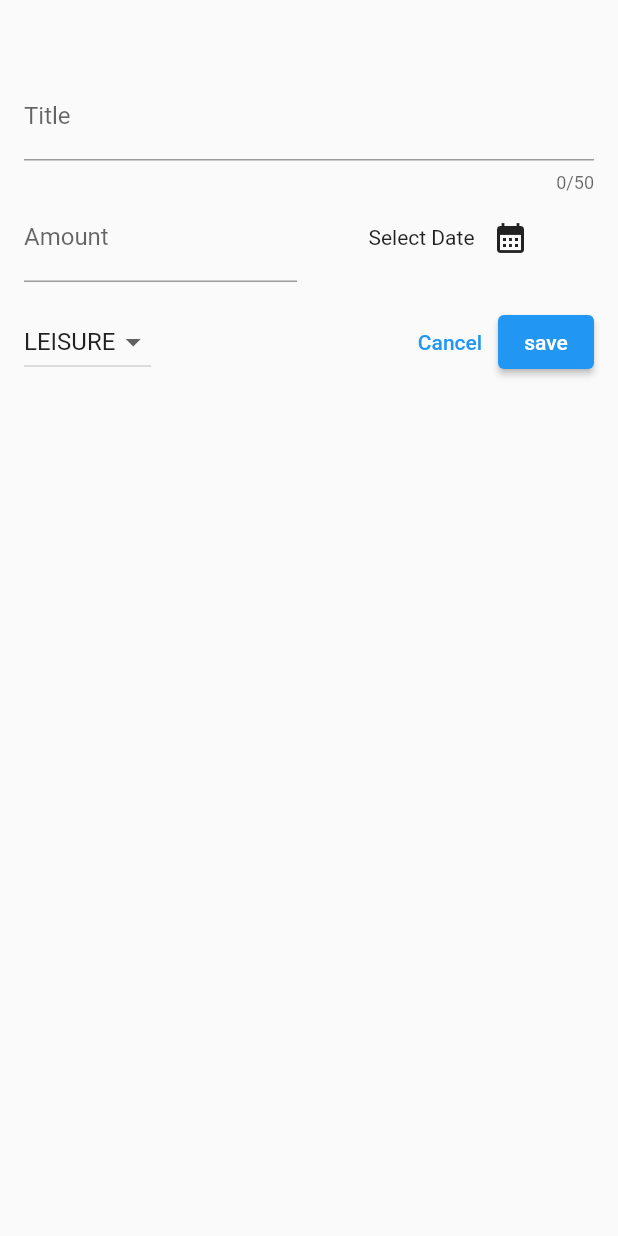
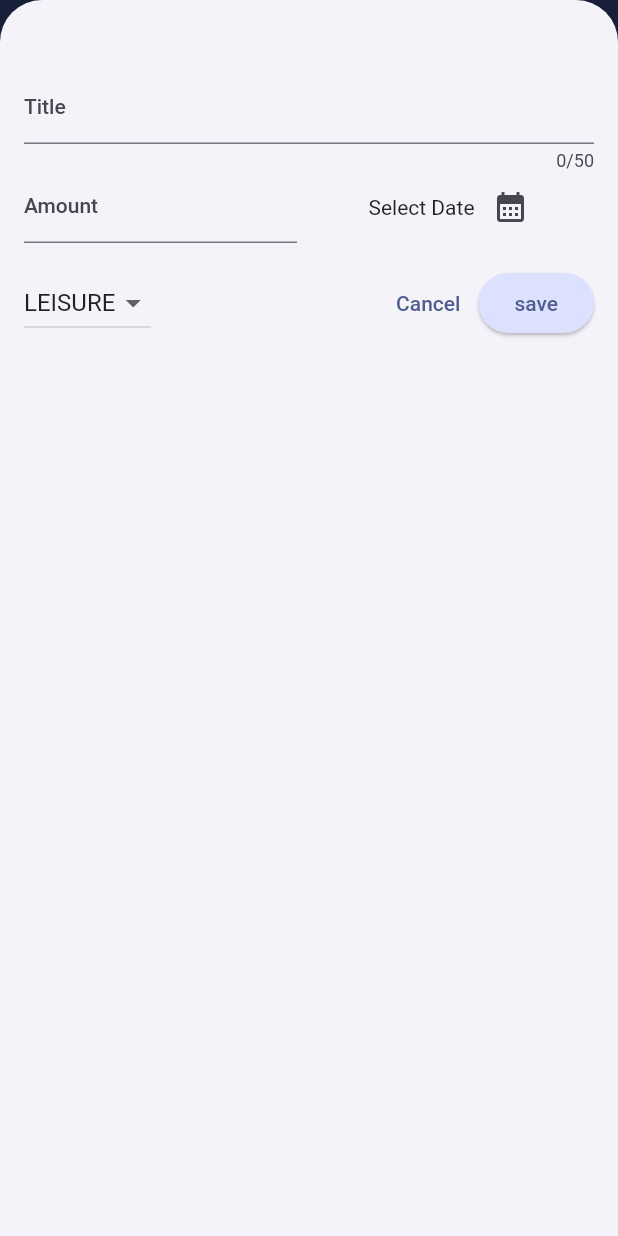
Before and after one commit to yanaMyn/expense_tracker, a Flutter app: the screen it shows after launch, after a tap on the "add" icon, on a phone screen of 412 x 824 dp. Run offline on Flutter 3.47's test engine with Material 2 defaults, Android fonts, the phone set to English and light mode, and no system bars.

Commit message:
add theme, add cart

```diff
--- a/lib/main.dart
+++ b/lib/main.dart
@@ -1,8 +1,60 @@
 import 'package:expense_tracker/widgets/expenses.dart';
 import 'package:flutter/material.dart';
 
+var kColorScheme = ColorScheme.fromSeed(
+  seedColor: const Color.fromARGB(255, 27, 63, 154),
+);
+
+var kDarkColorScheme = ColorScheme.fromSeed(
+  seedColor: const Color.fromARGB(255, 5, 99, 125),
+);
+
 void main() {
-  runApp(const MaterialApp(
-    home: Expenses(),
+  runApp(MaterialApp(
+    darkTheme: ThemeData.dark().copyWith(
+      useMaterial3: true,
+      colorScheme: kDarkColorScheme,
+      cardTheme: const CardTheme().copyWith(
+        color: kDarkColorScheme.secondaryContainer,
+        margin: const EdgeInsets.symmetric(
+          horizontal: 16,
+          vertical: 8,
+        )
+      ),
+      elevatedButtonTheme: ElevatedButtonThemeData(
+        style: ElevatedButton.styleFrom(
+          backgroundColor: kDarkColorScheme.primaryContainer,
+          foregroundColor: kDarkColorScheme.onPrimaryContainer
+        )
+      ),
+    ),
+    theme: ThemeData().copyWith(
+      useMaterial3: true,
+      colorScheme: kColorScheme,
+      appBarTheme: const AppBarTheme().copyWith(
+        backgroundColor: kColorScheme.onPrimaryContainer,
+        foregroundColor: kColorScheme.primaryContainer,
+      ),
+      cardTheme: const CardTheme().copyWith(
+        color: kColorScheme.secondaryContainer,
+        margin: const EdgeInsets.symmetric(
+          horizontal: 16,
+          vertical: 8,
+        ),
+      ),
+      elevatedButtonTheme: ElevatedButtonThemeData(
+        style: ElevatedButton.styleFrom(
+          backgroundColor: kColorScheme.primaryContainer,
+        )
+      ),
+      textTheme: ThemeData().textTheme.copyWith(
+        titleLarge: TextStyle(
+          fontWeight: FontWeight.bold,
+          color: kColorScheme.onSecondaryContainer,
+          fontSize: 16,
+        )
+      ),
+    ),
+    home: const Expenses(),
   ));
 }
--- a/lib/models/expense.dart
+++ b/lib/models/expense.dart
@@ -32,3 +32,25 @@ class Expense {
     return formatter.format(date);
   }
 }
+
+class ExpenseBucket {
+  const ExpenseBucket({
+    required this.category,
+    required this.expenses,
+  });
+
+  ExpenseBucket.forCategory(List<Expense> allExpenses, this.category)
+    : expenses = allExpenses.where((expense) => expense.category == category).toList();
+
+  final Category category;
+  final List<Expense> expenses;
+
+  double get totalExpenses {
+    double sum = 0;
+    for(final expense in expenses) {
+      sum += expense.amount;
+    }
+
+    return sum;
+  }
+}
--- /dev/null
+++ b/lib/widgets/chart/chart.dart
@@ -0,0 +1,95 @@
+import 'package:flutter/material.dart';
+
+import 'package:expense_tracker/widgets/chart/chart_bar.dart';
+import 'package:expense_tracker/models/expense.dart';
+
+class Chart extends StatelessWidget {
+  const Chart({super.key, required this.expenses});
+
+  final List<Expense> expenses;
+
+  List<ExpenseBucket> get buckets {
+    return [
+      ExpenseBucket.forCategory(expenses, Category.food),
+      ExpenseBucket.forCategory(expenses, Category.leisure),
+      ExpenseBucket.forCategory(expenses, Category.travel),
+      ExpenseBucket.forCategory(expenses, Category.work),
+    ];
+  }
+
+  double get maxTotalExpense {
+    double maxTotalExpense = 0;
+
+    for (final bucket in buckets) {
+      if (bucket.totalExpenses > maxTotalExpense) {
+        maxTotalExpense = bucket.totalExpenses;
+      }
+    }
+
+    return maxTotalExpense;
+  }
+
+  @override
+  Widget build(BuildContext context) {
+    final isDarkMode =
+        MediaQuery.of(context).platformBrightness == Brightness.dark;
+    return Container(
+      margin: const EdgeInsets.all(16),
+      padding: const EdgeInsets.symmetric(
+        vertical: 16,
+        horizontal: 8,
+      ),
+      width: double.infinity,
+      height: 180,
+      decoration: BoxDecoration(
+        borderRadius: BorderRadius.circular(8),
+        gradient: LinearGradient(
+          colors: [
+            Theme.of(context).colorScheme.primary.withOpacity(0.3),
+            Theme.of(context).colorScheme.primary.withOpacity(0.0)
+          ],
+          begin: Alignment.bottomCenter,
+          end: Alignment.topCenter,
+        ),
+      ),
+      child: Column(
+        children: [
+          Expanded(
+            child: Row(
+              crossAxisAlignment: CrossAxisAlignment.end,
+              children: [
+                for (final bucket in buckets) // alternative to map()
+                  ChartBar(
+                    fill: bucket.totalExpenses == 0
+                        ? 0
+                        : bucket.totalExpenses / maxTotalExpense,
+                  )
+              ],
+            ),
+          ),
+          const SizedBox(height: 12),
+          Row(
+            children: buckets
+                .map(
+                  (bucket) => Expanded(
+                    child: Padding(
+                      padding: const EdgeInsets.symmetric(horizontal: 4),
+                      child: Icon(
+                        categoryIcons[bucket.category],
+                        color: isDarkMode
+                            ? Theme.of(context).colorScheme.secondary
+                            : Theme.of(context)
+                                .colorScheme
+                                .primary
+                                .withOpacity(0.7),
+                      ),
+                    ),
+                  ),
+                )
+                .toList(),
+          )
+        ],
+      ),
+    );
+  }
+}
--- /dev/null
+++ b/lib/widgets/chart/chart_bar.dart
@@ -0,0 +1,34 @@
+import 'package:flutter/material.dart';
+
+class ChartBar extends StatelessWidget {
+  const ChartBar({
+    super.key,
+    required this.fill,
+  });
+
+  final double fill;
+
+  @override
+  Widget build(BuildContext context) {
+    final isDarkMode =
+        MediaQuery.of(context).platformBrightness == Brightness.dark;
+    return Expanded(
+      child: Padding(
+        padding: const EdgeInsets.symmetric(horizontal: 4),
+        child: FractionallySizedBox(
+          heightFactor: fill,
+          child: DecoratedBox(
+            decoration: BoxDecoration(
+              shape: BoxShape.rectangle,
+              borderRadius:
+                  const BorderRadius.vertical(top: Radius.circular(8)),
+              color: isDarkMode
+                  ? Theme.of(context).colorScheme.secondary
+                  : Theme.of(context).colorScheme.primary.withOpacity(0.65),
+            ),
+          ),
+        ),
+      ),
+    );
+  }
+}
--- a/lib/widgets/expenses.dart
+++ b/lib/widgets/expenses.dart
@@ -1,3 +1,4 @@
+import 'package:expense_tracker/widgets/chart/chart.dart';
 import 'package:expense_tracker/widgets/expenses_list/expenses_list.dart';
 import 'package:expense_tracker/models/expense.dart';
 import 'package:expense_tracker/widgets/new_expense.dart';
@@ -33,9 +34,26 @@ class _ExpensesState extends State<Expenses> {
   }
 
   void removeExpense(Expense expense) {
+    final expenseIndex = _registeredExpenses.indexOf(expense);
     setState(() {
       _registeredExpenses.remove(expense);
     });
+
+    ScaffoldMessenger.of(context).clearSnackBars();
+    ScaffoldMessenger.of(context).showSnackBar(
+      SnackBar(
+        duration: const Duration(seconds: 3),
+        content: const Text("Expense deleted.."),
+        action: SnackBarAction(
+          label: "Undo",
+          onPressed: () {
+            setState(() {
+              _registeredExpenses.insert(expenseIndex, expense);
+            });
+          },
+        ),
+      ),
+    );
   }
 
   void _openAddExpenseOverlay() {
@@ -50,6 +68,17 @@ class _ExpensesState extends State<Expenses> {
 
   @override
   Widget build(BuildContext context) {
+    Widget mainContent = const Center(
+      child: Text("No expenses found. Start adding some!"),
+    );
+
+    if (_registeredExpenses.isNotEmpty) {
+      mainContent = ExpensesList(
+        expenses: _registeredExpenses,
+        onRemoveExpense: removeExpense,
+      );
+    }
+
     return Scaffold(
       appBar: AppBar(title: const Text("Flutter Expense Tracker"), actions: [
         IconButton(
@@ -58,12 +87,10 @@ class _ExpensesState extends State<Expenses> {
         )
       ]),
       body: Column(children: [
-        const Text("The cart"),
+        Chart(expenses: _registeredExpenses),
         Expanded(
-            child: ExpensesList(
-          expenses: _registeredExpenses,
-          onRemoveExpense: removeExpense,
-        )),
+          child: mainContent,
+        ),
       ]),
     );
   }
--- a/lib/widgets/expenses_list/expense_item.dart
+++ b/lib/widgets/expenses_list/expense_item.dart
@@ -15,8 +15,12 @@ class ExpenseItem extends StatelessWidget {
         horizontal: 20,
       ),
       child: Column(
+        crossAxisAlignment: CrossAxisAlignment.start,
         children: [
-          Text(expense.title),
+          Text(
+            expense.title,
+            style: Theme.of(context).textTheme.titleLarge,
+          ),
           const SizedBox(height: 4),
           Row(
             children: [
--- a/lib/widgets/expenses_list/expenses_list.dart
+++ b/lib/widgets/expenses_list/expenses_list.dart
@@ -14,6 +14,12 @@ class ExpensesList extends StatelessWidget {
     return ListView.builder(
       itemCount: expenses.length,
       itemBuilder: (context, index) => Dismissible(
+        background: Container(
+          color: Theme.of(context).colorScheme.error.withOpacity(0.75),
+          margin: EdgeInsets.symmetric(
+            horizontal: Theme.of(context).cardTheme.margin!.horizontal
+          ),
+        ),
         onDismissed: (direction) {
           onRemoveExpense(expenses[index]);
         },
```
